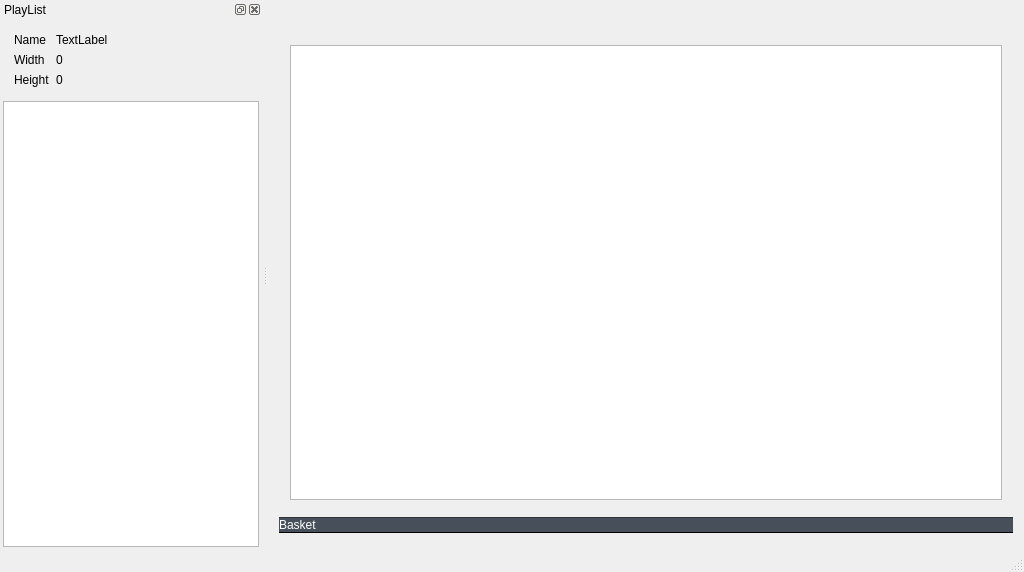
The window that src/MainWindow.ui (ArchangelSDY/Silica) describes before a commit, drawn with Qt 5.
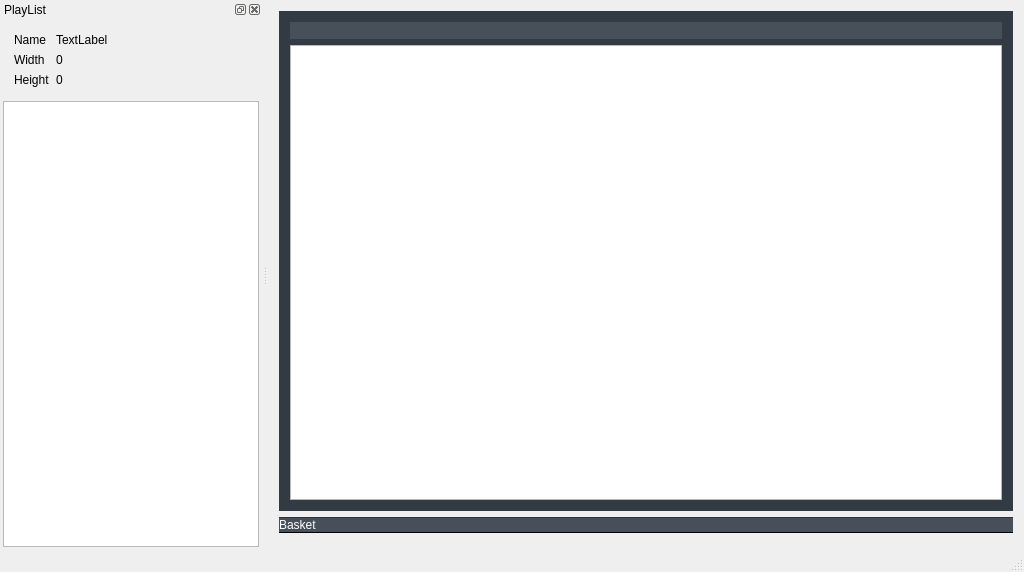
The same window after the commit. Icons and pictures are not drawn. Custom widgets are drawn as their Qt base class.

Commit message: Ajdust style of playlist providers bar

```diff
--- a/src/MainWindow.ui
+++ b/src/MainWindow.ui
@@ -81,9 +81,39 @@
        <number>0</number>
       </property>
       <widget class="QWidget" name="pageFav">
+        <property name="styleSheet">
+          <string notr="true">
+            #pageFav {
+              background-color: #323A44;
+            }
+          </string>
+        </property>
        <layout class="QVBoxLayout" name="pageFavLayout">
         <item>
-          <widget class="QToolBar" name="favToolBar" />
+          <widget class="QToolBar" name="favToolBar">
+           <property name="styleSheet">
+             <string notr="true">
+               QToolBar {
+                 color: white;
+                 background-color: #47505A;
+                 padding: 0.5em 0.5em;
+               }
+               QToolButton {
+                 color: white;
+                 border: none;
+                 border-radius: 0.2em;
+                 padding: 0.2em 1em;
+                 margin: 0 0.5em;
+               }
+               QToolButton:hover {
+                 background-color: #59616A;
+               }
+               QToolButton:checked {
+                 background-color: #4C91CA;
+               }
+             </string>
+           </property>
+          </widget>
         </item>
         <item>
          <widget class="PlayListGalleryView" name="playListGallery"/>
```
Left out of the diff: 2 changed lines with no effect on the pictures. The commit also changes 1 other file.
